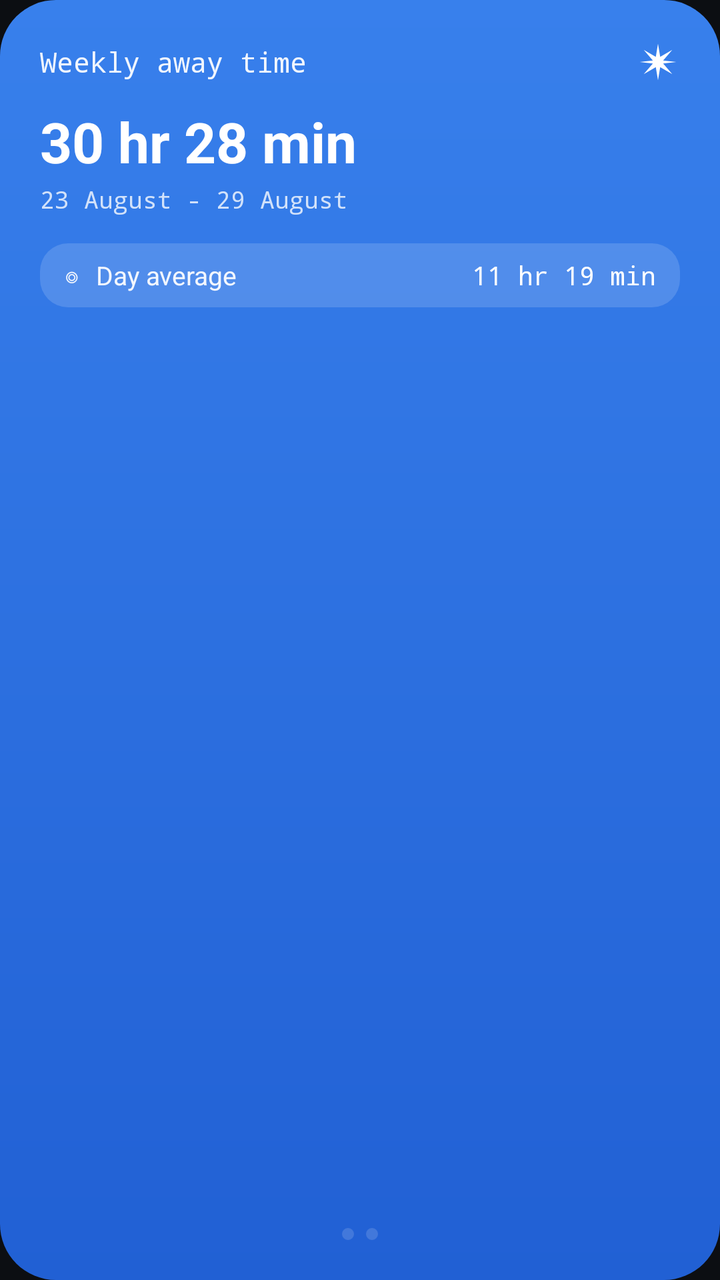
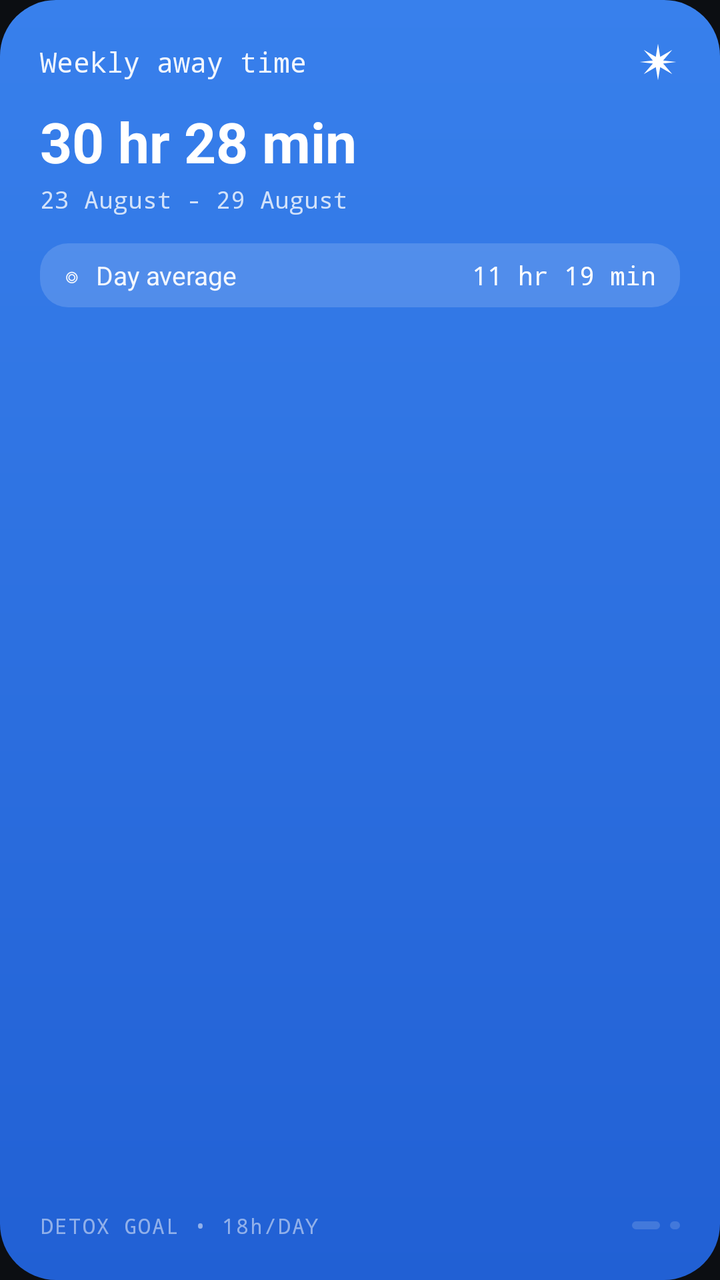

An Android layout rendered at two revisions. The XML below is the earlier revision; the diff shows what the commit changed to produce the second picture.
<!-- AndroidManifest.xml: application theme Theme.Awaytime -->
<!-- res/layout/widget_away_weekly.xml -->
<?xml version="1.0" encoding="utf-8"?>
<LinearLayout xmlns:android="http://schemas.android.com/apk/res/android"
    android:id="@+id/widget_weekly_root"
    android:layout_width="match_parent"
    android:layout_height="match_parent"
    android:orientation="vertical"
    android:background="@drawable/bg_widget_weekly"
    android:padding="20dp">

    
    <RelativeLayout
        android:layout_width="match_parent"
        android:layout_height="wrap_content">

        <TextView
            android:id="@+id/tv_weekly_header"
            android:layout_width="wrap_content"
            android:layout_height="wrap_content"
            android:layout_alignParentStart="true"
            android:layout_centerVertical="true"
            android:text="Weekly away time"
            android:textColor="#EEFFFFFF"
            android:textSize="14sp"
            android:fontFamily="monospace" />

        <ImageView
            android:id="@+id/iv_weekly_sparkle"
            android:layout_width="22dp"
            android:layout_height="22dp"
            android:layout_alignParentEnd="true"
            android:layout_centerVertical="true"
            android:src="@drawable/ic_sparkle_white"
            android:contentDescription="Sparkle" />
    </RelativeLayout>

    
    <TextView
        android:id="@+id/tv_weekly_total"
        android:layout_width="wrap_content"
        android:layout_height="wrap_content"
        android:layout_marginTop="10dp"
        android:text="30 hr 28 min"
        android:textColor="#FFFFFFFF"
        android:textSize="28sp"
        android:textStyle="bold" />

    
    <TextView
        android:id="@+id/tv_weekly_dates"
        android:layout_width="wrap_content"
        android:layout_height="wrap_content"
        android:layout_marginTop="2dp"
        android:text="23 August - 29 August"
        android:textColor="#C7FFFFFF"
        android:textSize="12sp"
        android:fontFamily="monospace" />

    
    <LinearLayout
        android:id="@+id/layout_day_average"
        android:layout_width="match_parent"
        android:layout_height="wrap_content"
        android:layout_marginTop="14dp"
        android:background="@drawable/bg_pill_average"
        android:gravity="center_vertical"
        android:orientation="horizontal"
        android:paddingLeft="12dp"
        android:paddingRight="12dp"
        android:paddingTop="7dp"
        android:paddingBottom="7dp">

        <TextView
            android:layout_width="wrap_content"
            android:layout_height="wrap_content"
            android:text="◎"
            android:textColor="#EEFFFFFF"
            android:textSize="13sp" />

        <TextView
            android:layout_width="0dp"
            android:layout_height="wrap_content"
            android:layout_weight="1"
            android:layout_marginStart="8dp"
            android:text="Day average"
            android:textColor="#EEFFFFFF"
            android:textSize="13sp" />

        <TextView
            android:id="@+id/tv_day_average_value"
            android:layout_width="wrap_content"
            android:layout_height="wrap_content"
            android:text="11 hr 19 min"
            android:textColor="#FFFFFFFF"
            android:textSize="13sp"
            android:fontFamily="monospace" />
    </LinearLayout>

    
    <ImageView
        android:id="@+id/iv_weekly_chart"
        android:layout_width="match_parent"
        android:layout_height="0dp"
        android:layout_weight="1"
        android:layout_marginTop="12dp"
        android:scaleType="fitXY"
        android:contentDescription="Weekly Activity Chart" />

    
    <LinearLayout
        android:layout_width="match_parent"
        android:layout_height="wrap_content"
        android:layout_marginTop="6dp"
        android:gravity="center"
        android:orientation="horizontal">

        <FrameLayout
            android:layout_width="6dp"
            android:layout_height="6dp"
            android:background="@drawable/bg_pill_average" />

        <FrameLayout
            android:layout_width="6dp"
            android:layout_height="6dp"
            android:layout_marginStart="6dp"
            android:background="@drawable/bg_pill_average" />
    </LinearLayout>

</LinearLayout>
<!-- resources referenced by this layout -->
<resources>
  <!-- drawable bg_pill_average (drawable) -->
  <?xml version="1.0" encoding="utf-8"?>
  <shape xmlns:android="http://schemas.android.com/apk/res/android"
      android:shape="rectangle">
      <solid android:color="#26FFFFFF" />
      <corners android:radius="14dp" />
  </shape>
  <!-- drawable bg_widget_weekly (drawable) -->
  <?xml version="1.0" encoding="utf-8"?>
  <shape xmlns:android="http://schemas.android.com/apk/res/android"
      android:shape="rectangle">
      <gradient
          android:angle="270"
          android:startColor="#FF3880EC"
          android:endColor="#FF2160D4"
          android:type="linear" />
      <corners android:radius="28dp" />
  </shape>
  <!-- drawable ic_sparkle_white (drawable) -->
  <vector xmlns:android="http://schemas.android.com/apk/res/android"
      android:width="24dp"
      android:height="24dp"
      android:viewportWidth="24"
      android:viewportHeight="24">
    <path
        android:fillColor="#FFFFFFFF"
        android:pathData="M12,2 L13.2,9.2 L19.8,5.4 L14.8,11.2 L22,12 L14.8,12.8 L19.8,18.6 L13.2,14.8 L12,22 L10.8,14.8 L4.2,18.6 L9.2,12.8 L2,12 L9.2,11.2 L4.2,5.4 L10.8,9.2 Z" />
  </vector>
  <style name="Theme.Awaytime" parent="android:Theme.Material.NoActionBar">
          <item name="android:statusBarColor">#0C0E12</item>
          <item name="android:navigationBarColor">#0C0E12</item>
          <item name="android:windowBackground">#0C0E12</item>
      </style>
</resources>

<!-- the commit's change to res/layout/widget_away_weekly.xml (unified diff, before → after) -->
@@ -109,20 +109,42 @@
     <LinearLayout
         android:layout_width="match_parent"
         android:layout_height="wrap_content"
-        android:layout_marginTop="6dp"
-        android:gravity="center"
+        android:layout_marginTop="8dp"
+        android:gravity="center_vertical"
         android:orientation="horizontal">
 
-        <FrameLayout
-            android:layout_width="6dp"
-            android:layout_height="6dp"
-            android:background="@drawable/bg_pill_average" />
+        <TextView
+            android:id="@+id/tv_weekly_goal_badge"
+            android:layout_width="wrap_content"
+            android:layout_height="wrap_content"
+            android:text="DETOX GOAL • 18h/DAY"
+            android:textColor="#80FFFFFF"
+            android:textSize="10.5sp"
+            android:fontFamily="monospace"
+            android:letterSpacing="0.06" />
 
         <FrameLayout
-            android:layout_width="6dp"
-            android:layout_height="6dp"
-            android:layout_marginStart="6dp"
-            android:background="@drawable/bg_pill_average" />
+            android:layout_width="0dp"
+            android:layout_height="1dp"
+            android:layout_weight="1" />
+
+        <LinearLayout
+            android:layout_width="wrap_content"
+            android:layout_height="wrap_content"
+            android:gravity="center_vertical"
+            android:orientation="horizontal">
+
+            <FrameLayout
+                android:layout_width="14dp"
+                android:layout_height="4dp"
+                android:background="@drawable/bg_pill_average" />
+
+            <FrameLayout
+                android:layout_width="5dp"
+                android:layout_height="4dp"
+                android:layout_marginStart="5dp"
+                android:background="@drawable/bg_pill_average" />
+        </LinearLayout>
     </LinearLayout>
 
 </LinearLayout>
